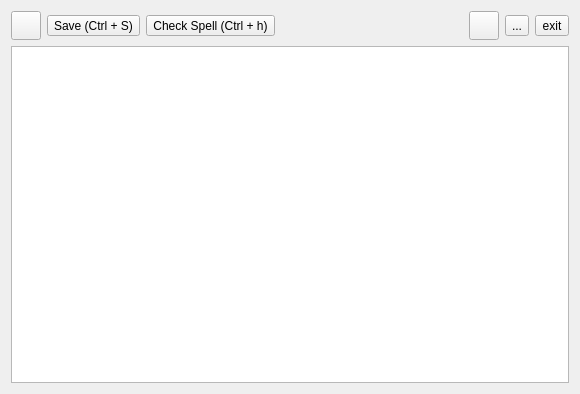
First picture: the form in src/todaywindow.ui, repository mmartinortiz/Today, before the edit.
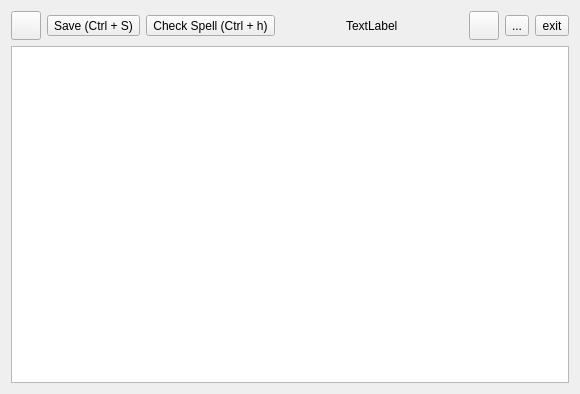
Second picture: the form after the edit. Icons and pictures are not drawn.

The edit to the form file:
```diff
--- a/src/todaywindow.ui
+++ b/src/todaywindow.ui
@@ -84,6 +84,26 @@
         </property>
        </widget>
       </item>
+      <item>
+       <spacer name="horizontalSpacer_2">
+        <property name="orientation">
+         <enum>Qt::Horizontal</enum>
+        </property>
+        <property name="sizeHint" stdset="0">
+         <size>
+          <width>40</width>
+          <height>20</height>
+         </size>
+        </property>
+       </spacer>
+      </item>
+      <item>
+       <widget class="QLabel" name="labelDate">
+        <property name="text">
+         <string>TextLabel</string>
+        </property>
+       </widget>
+      </item>
       <item>
        <spacer name="horizontalSpacer">
         <property name="orientation">
```
